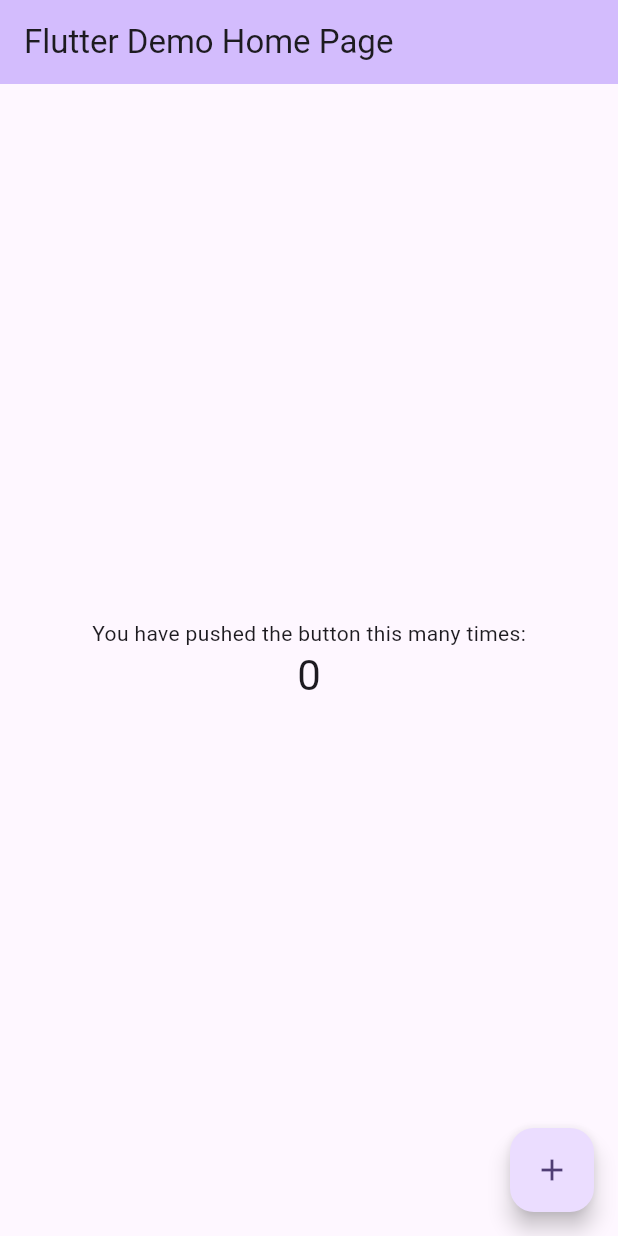
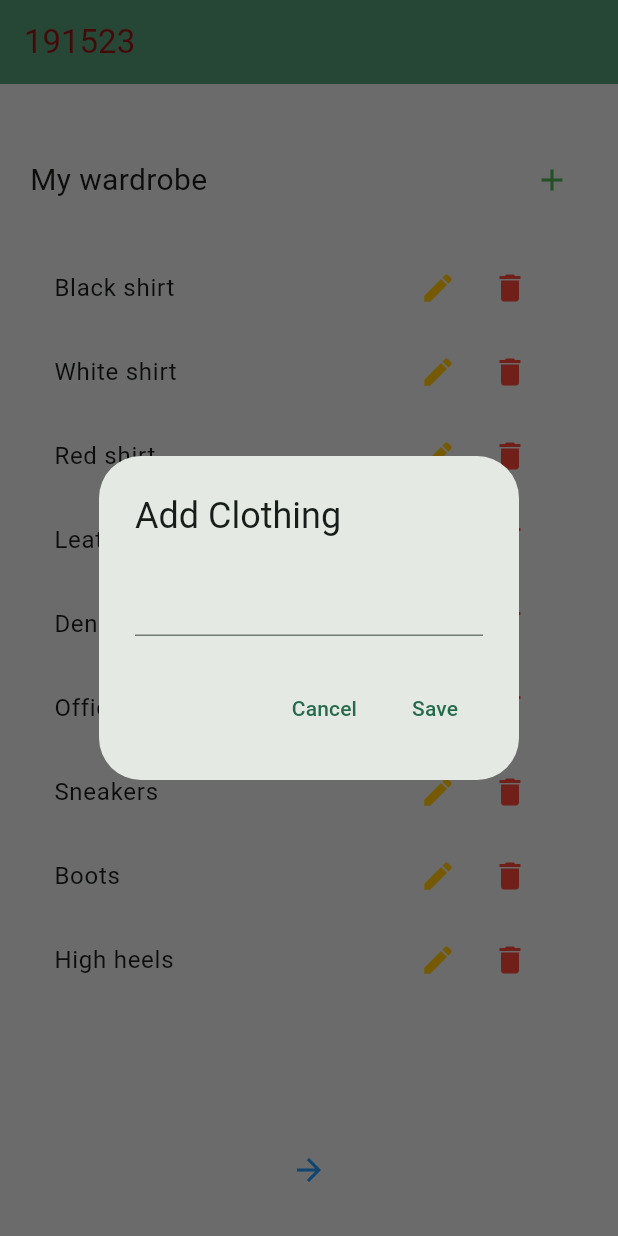
Before and after one commit to teonakuzmanovska/Mobile_Information_Systems, a Flutter app: the screen it shows after launch, after a tap on the "add" icon, on a phone screen of 412 x 824 dp. Run offline on Flutter 3.47's test engine with Material 3 defaults, Android fonts, the phone set to English and light mode, and no system bars.

Commit message:
added crud functionalities for lab 2

```diff
--- a/labs/lab2/lib/main.dart
+++ b/labs/lab2/lib/main.dart
@@ -7,46 +7,23 @@ void main() {
 class MyApp extends StatelessWidget {
   const MyApp({super.key});
 
-  // This widget is the root of your application.
   @override
   Widget build(BuildContext context) {
     return MaterialApp(
-      title: 'Flutter Demo',
+      title: 'Labs',
       theme: ThemeData(
-        // This is the theme of your application.
-        //
-        // TRY THIS: Try running your application with "flutter run". You'll see
-        // the application has a purple toolbar. Then, without quitting the app,
-        // try changing the seedColor in the colorScheme below to Colors.green
-        // and then invoke "hot reload" (save your changes or press the "hot
-        // reload" button in a Flutter-supported IDE, or press "r" if you used
-        // the command line to start the app).
-        //
-        // Notice that the counter didn't reset back to zero; the application
-        // state is not lost during the reload. To reset the state, use hot
-        // restart instead.
-        //
-        // This works for code too, not just values: Most code changes can be
-        // tested with just a hot reload.
-        colorScheme: ColorScheme.fromSeed(seedColor: Colors.deepPurple),
+        colorScheme: ColorScheme.fromSeed(
+            seedColor: const Color.fromARGB(255, 83, 153, 117)),
+        scaffoldBackgroundColor: const Color.fromARGB(255, 233, 233, 233),
         useMaterial3: true,
       ),
-      home: const MyHomePage(title: 'Flutter Demo Home Page'),
+      home: const MyHomePage(title: 'Labs Home Page'),
     );
   }
 }
 
 class MyHomePage extends StatefulWidget {
   const MyHomePage({super.key, required this.title});
-
-  // This widget is the home page of your application. It is stateful, meaning
-  // that it has a State object (defined below) that contains fields that affect
-  // how it looks.
-
-  // This class is the configuration for the state. It holds the values (in this
-  // case the title) provided by the parent (in this case the App widget) and
-  // used by the build method of the State. Fields in a Widget subclass are
-  // always marked "final".
 
   final String title;
 
@@ -55,38 +32,205 @@ class MyHomePage extends StatefulWidget {
 }
 
 class _MyHomePageState extends State<MyHomePage> {
-  int _counter = 0;
+  List<String> clothes = [
+    'Black shirt',
+    'White shirt',
+    'Red shirt',
+    'Leather jeans',
+    'Denim jeans',
+    'Office trousers',
+    'Sneakers',
+    'Boots',
+    'High heels'
+  ];
 
-  void _incrementCounter() {
-    setState(() {
-    });
+  void _showEditDialog(BuildContext context, String clothing, int index) {
+    TextEditingController textEditingController =
+        TextEditingController(text: clothing);
+
+    showDialog(
+      context: context,
+      builder: (BuildContext context) {
+        return StatefulBuilder(
+          builder: (BuildContext context, StateSetter setState) {
+            return AlertDialog(
+              title: const Text('Edit Clothing'),
+              content: SingleChildScrollView(
+                child: ListBody(
+                  children: [
+                    TextField(
+                      controller: textEditingController,
+                    ),
+                  ],
+                ),
+              ),
+              actions: [
+                TextButton(
+                  onPressed: () {
+                    Navigator.pop(context);
+                  },
+                  child: const Text('Cancel'),
+                ),
+                TextButton(
+                  onPressed: () {
+                    setState(() {
+                      clothes[index] = textEditingController.text;
+                    });
+                    Navigator.pop(context);
+                  },
+                  child: const Text('Save'),
+                ),
+              ],
+            );
+          },
+        );
+      },
+    ).then((value) => setState(() {}));
+  }
+
+  void _showAddDialog(BuildContext context) {
+    TextEditingController textEditingController =
+        TextEditingController(text: " ");
+    showDialog(
+      context: context,
+      builder: (BuildContext context) {
+        return StatefulBuilder(
+          builder: (BuildContext context, StateSetter setState) {
+            return AlertDialog(
+              title: const Text('Add Clothing'),
+              content: SingleChildScrollView(
+                child: ListBody(
+                  children: [
+                    TextField(
+                      controller: textEditingController,
+                    ),
+                  ],
+                ),
+              ),
+              actions: [
+                TextButton(
+                  onPressed: () {
+                    Navigator.pop(context);
+                  },
+                  child: const Text('Cancel'),
+                ),
+                TextButton(
+                  onPressed: () {
+                    setState(() {
+                      if (clothes.contains(textEditingController.text)) {
+                        // Show error message
+                        ScaffoldMessenger.of(context).showSnackBar(
+                          const SnackBar(
+                            content: Text(
+                              'Clothing already exists',
+                              style: TextStyle(color: Colors.white),
+                            ),
+                            backgroundColor: Colors.red,
+                            duration: Duration(seconds: 2),
+                          ),
+                        );
+                      } else {
+                        clothes.add(textEditingController.text);
+                      }
+                    });
+                    Navigator.pop(context);
+                  },
+                  child: const Text('Save'),
+                ),
+              ],
+            );
+          },
+        );
+      },
+    ).then((value) => setState(() {}));
   }
 
   @override
   Widget build(BuildContext context) {
     return Scaffold(
       appBar: AppBar(
-        backgroundColor: Theme.of(context).colorScheme.inversePrimary,
-        title: Text(widget.title),
+        backgroundColor: const Color.fromARGB(255, 83, 153, 117),
+        title: const Text(
+          "191523",
+          style: TextStyle(color: Color.fromARGB(255, 150, 19, 19)),
+        ),
+        foregroundColor: Colors.white,
       ),
-      body: Center(
+      body: Padding(
+        padding: const EdgeInsets.all(20.0),
         child: Column(
-          mainAxisAlignment: MainAxisAlignment.center,
+          mainAxisAlignment: MainAxisAlignment.start,
+          crossAxisAlignment: CrossAxisAlignment.stretch,
           children: <Widget>[
-            const Text(
-              'You have pushed the button this many times:',
+            Padding(
+              padding: const EdgeInsets.symmetric(vertical: 20.0),
+              child: Center(
+                child: Row(
+                  mainAxisAlignment: MainAxisAlignment.start,
+                  children: [
+                    const Text(
+                      "My wardrobe",
+                      style: TextStyle(fontSize: 20),
+                      textAlign: TextAlign.center,
+                    ),
+                    const Spacer(),
+                    IconButton(
+                      icon: const Icon(Icons.add),
+                      color: Colors.green,
+                      onPressed: () {
+                        setState(() {
+                          _showAddDialog(context);
+                        });
+                      },
+                    ),
+                  ],
+                ),
+              ),
             ),
-            Text(
-              '$_counter',
-              style: Theme.of(context).textTheme.headlineMedium,
+            Expanded(
+              child: ListView.builder(
+                itemCount: clothes.length,
+                itemBuilder: (BuildContext context, int index) {
+                  return SizedBox(
+                    child: ListTile(
+                        title: Text(clothes[index]),
+                        trailing: SizedBox(
+                          width: 100,
+                          child: Row(
+                            children: [
+                              IconButton(
+                                icon: const Icon(Icons.edit),
+                                color: Colors.amber,
+                                onPressed: () {
+                                  setState(() {
+                                    _showEditDialog(
+                                        context, clothes[index], index);
+                                  });
+                                },
+                              ),
+                              IconButton(
+                                icon: const Icon(Icons.delete),
+                                color: Colors.red,
+                                onPressed: () {
+                                  setState(() {
+                                    clothes.removeAt(index);
+                                  });
+                                },
+                              ),
+                            ],
+                          ),
+                        )),
+                  );
+                },
+              ),
             ),
+            IconButton(
+              icon: const Icon(Icons.arrow_forward),
+              color: Colors.blue,
+              onPressed: () {},
+            )
           ],
         ),
-      ),
-      floatingActionButton: FloatingActionButton(
-        onPressed: _incrementCounter,
-        tooltip: 'Increment',
-        child: const Icon(Icons.add),
       ),
     );
   }
```
Also changed, not shown: labs/lab2/lib/outfit.dart (added), labs/lab2/lib/selection.dart (added).
